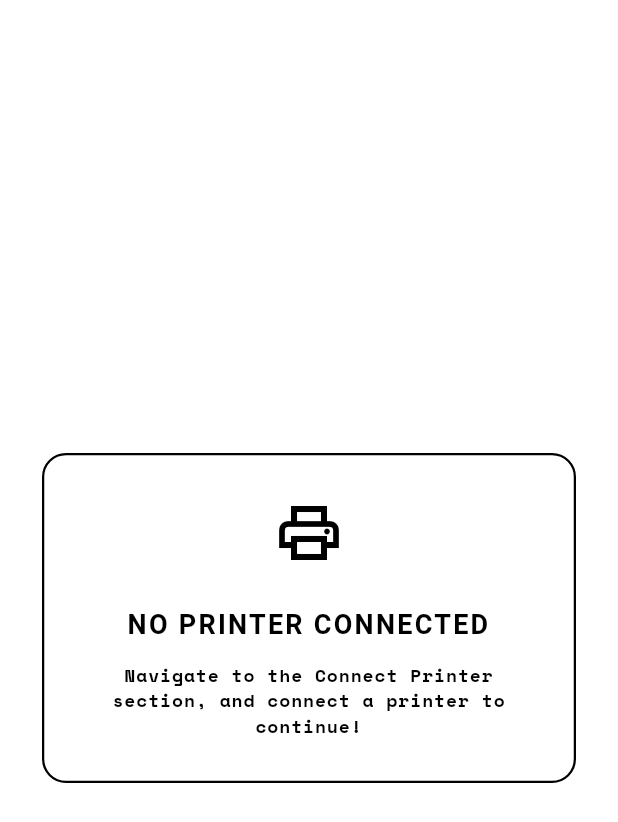
After one commit to prahuljose/i_own_a_thermal_printer, a Flutter app: the LabelMaker screen opened directly, on a phone screen of 412 x 824 dp. The commit adds this screen. Shown: the top 822 px of the screen. Run offline on Flutter 3.47's test engine with Material 3 defaults, Android fonts, the phone set to English and light mode, and no system bars; our stand-ins replace flutter_blue_plus, google_fonts, permission_handler, qr_flutter, shared_preferences; missing offline and left inert: esc_pos_utils; accounts and stored records are empty; Roboto replaces fonts that are missing (SpaceMono).

Commit message:
add label maker

```diff
--- /dev/null
+++ b/lib/pages/label_maker.dart
@@ -0,0 +1,530 @@
+import 'package:esc_pos_utils/esc_pos_utils.dart';
+import 'package:flutter/material.dart';
+import 'package:flutter_blue_plus/flutter_blue_plus.dart';
+import 'package:google_fonts/google_fonts.dart';
+import 'package:shared_preferences/shared_preferences.dart';
+import 'package:qr_flutter/qr_flutter.dart';
+
+import '../widgets/app_preferences.dart';
+
+class LabelMaker extends StatefulWidget {
+  const LabelMaker({super.key});
+
+  @override
+  State<LabelMaker> createState() => _LabelMakerState();
+}
+
+class _LabelMakerState extends State<LabelMaker> {
+  bool includeLink = false;
+  BluetoothDevice? connectedDevice;
+  bool isCheckingConnection = true;
+  final TextEditingController qrController = TextEditingController(
+    text: "The quick brown fox jumps over the lazy dog is a famous English pangram—a sentence containing every letter of the alphabet. Coined in the late 19th century, it is widely used for typing practice, testing keyboards, and displaying fonts due to its comprehensive use of all 26 letters. ",
+  );
+
+  @override
+  void initState() {
+    super.initState();
+    _autoReconnectPrinter();
+  }
+
+  // ===============================
+  // AUTO RECONNECT SAVED PRINTER
+  // ===============================
+  Future<void> _autoReconnectPrinter() async {
+    final prefs = await SharedPreferences.getInstance();
+    final savedId = prefs.getString('saved_printer_id');
+
+    if (savedId == null) {
+      setState(() => isCheckingConnection = false);
+      return;
+    }
+
+    try {
+      final bondedDevices = await FlutterBluePlus.bondedDevices;
+
+      final device = bondedDevices.firstWhere((d) => d.remoteId.str == savedId);
+
+      if (!device.isConnected) {
+        await device.connect(autoConnect: false);
+      }
+
+      connectedDevice = device;
+    } catch (e) {
+      connectedDevice = null;
+    }
+
+    setState(() => isCheckingConnection = false);
+  }
+
+  Future<void> _sendInChunks(
+    BluetoothCharacteristic characteristic,
+    List<int> data,
+  ) async {
+    const chunkSize = 20;
+
+    for (int i = 0; i < data.length; i += chunkSize) {
+      final end = (i + chunkSize > data.length) ? data.length : i + chunkSize;
+
+      await characteristic.write(data.sublist(i, end), withoutResponse: true);
+
+      await Future.delayed(const Duration(milliseconds: 50));
+    }
+  }
+
+  // ===============================
+  // PRINT FUNCTION
+  // ===============================
+  Future<void> _printLabel(String qrText) async {
+    if (connectedDevice == null) return;
+
+    try {
+      List<BluetoothService> services = await connectedDevice!
+          .discoverServices();
+
+      for (var service in services) {
+        for (var characteristic in service.characteristics) {
+          if (characteristic.properties.write) {
+            // Simple ESC/POS print
+
+            final profile = await CapabilityProfile.load();
+            final paperSize = AppPreferences.is58mm ? PaperSize.mm58 : PaperSize.mm80;
+
+            final generator = Generator(paperSize, profile);
+
+            List<int> bytes = [];
+            bytes += generator.reset();
+            //bytes += generator.text("Device Name:");
+
+            bytes += generator.feed(AppPreferences.leadingFeed.toInt());
+
+            // bytes += generator.qrcode(
+            //   qrData,
+            //   size: QRSize.Size8, // 🔥 increase size
+            //   cor: QRCorrection.H, // high error correction
+            // );
+
+            // if (includeLink) {
+            //   bytes += generator.feed(2);
+            //   bytes += generator.text(
+            //     qrText,
+            //     styles: const PosStyles(
+            //       align: PosAlign.center,
+            //       //bold: true,
+            //       //height: PosTextSize.size2,
+            //       //width: PosTextSize.size2,
+            //     ),
+            //   );
+            // }
+
+            bytes += generator.text(
+              sanitizeText(qrText),
+              styles: const PosStyles(
+                align: PosAlign.center,
+                //bold: true,
+                //height: PosTextSize.size2,
+                //width: PosTextSize.size2,
+              ),
+            );
+
+            bytes += generator.feed(AppPreferences.trailingFeed.toInt());
+
+            bytes += generator.cut();
+
+            _showLoadingDialog();
+            await _sendInChunks(characteristic, bytes);
+            Navigator.of(context).pop(); // close dialog
+
+            //await characteristic.write(bytes, withoutResponse: true);
+            return;
+          }
+        }
+      }
+
+      ScaffoldMessenger.of(context).showSnackBar(
+        const SnackBar(content: Text("No writable characteristic found")),
+      );
+    } catch (e) {
+      ScaffoldMessenger.of(
+        context,
+      ).showSnackBar(const SnackBar(content: Text("Print failed")));
+      print(e);
+    }
+  }
+
+  String sanitizeText(String input) {
+    return input.replaceAll(RegExp(r'[^\x00-\x7F]'), '');
+  }
+
+  void _showLoadingDialog() {
+    showDialog(
+      context: context,
+      barrierDismissible: false, // prevents closing manually
+      builder: (_) => Dialog(
+        backgroundColor: Colors.white,
+        shape: RoundedRectangleBorder(
+          borderRadius: BorderRadius.circular(8),
+          side: const BorderSide(color: Colors.black, width: 1.5),
+        ),
+        child: Padding(
+          padding: const EdgeInsets.all(24),
+          child: Column(
+            mainAxisSize: MainAxisSize.min,
+            children: [
+              const SizedBox(
+                width: 28,
+                height: 28,
+                child: CircularProgressIndicator(
+                  strokeWidth: 2,
+                  valueColor: AlwaysStoppedAnimation<Color>(Colors.black),
+                ),
+              ),
+              const SizedBox(height: 20),
+              Text(
+                "PRINTING...",
+                style: GoogleFonts.spaceMono(
+                  fontSize: 12,
+                  fontWeight: FontWeight.bold,
+                  letterSpacing: 0.8,
+                  color: Colors.black,
+                ),
+              ),
+            ],
+          ),
+        ),
+      ),
+    );
+  }
+
+  @override
+  Widget build(BuildContext context) {
+    // ===============================
+    // LOADING SCREEN
+    // ===============================
+    if (isCheckingConnection) {
+      return Scaffold(body: Center(
+          child:
+          Padding(
+            padding: EdgeInsetsGeometry.symmetric(horizontal: 25),
+            child: Center(
+            child: Container(
+              padding: const EdgeInsets.symmetric(horizontal: 24, vertical: 18),
+              decoration: BoxDecoration(
+                color: Colors.white,
+                borderRadius: BorderRadius.circular(8),
+                border: Border.all(
+                  color: Colors.black,
+                  width: 1.5,
+                ),
+              ),
+              child: Column(
+                mainAxisSize: MainAxisSize.min,
+                children: [
+                  const SizedBox(
+                    width: 18,
+                    height: 18,
+                    child: CircularProgressIndicator(
+                      strokeWidth: 2,
+                      valueColor: AlwaysStoppedAnimation<Color>(Colors.black),
+                    ),
+                  ),
+                  const SizedBox(height: 12),
+                  Text(
+                    "Attempting to connect to previously saved printer.",
+                    textAlign: TextAlign.center,
+                    softWrap: true,
+                    style: GoogleFonts.spaceMono(
+                      fontSize: 12,
+                      fontWeight: FontWeight.bold,
+                      letterSpacing: 1,
+                      color: Colors.black,
+                    ),
+                  ),
+                ],
+              ),
+            ),
+          ),
+      ),
+      ),
+      );
+    }
+
+    // ===============================
+    // NO PRINTER CONNECTED
+    // ===============================
+    if (connectedDevice == null) {
+      return Scaffold(
+        backgroundColor: Colors.white,
+        body: Center(
+          child: Padding(
+            padding: const EdgeInsets.symmetric(horizontal: 28),
+            child: Container(
+              padding: const EdgeInsets.all(28),
+              decoration: BoxDecoration(
+                border: Border.all(color: Colors.black, width: 1.5),
+                borderRadius: BorderRadius.circular(16),
+              ),
+              child: Column(
+                mainAxisSize: MainAxisSize.min,
+                children: [
+                  const Icon(
+                    Icons.print_outlined,
+                    size: 48,
+                    color: Colors.black,
+                  ),
+                  const SizedBox(height: 24),
+                  const Text(
+                    "NO PRINTER CONNECTED",
+                    textAlign: TextAlign.center,
+                    style: TextStyle(
+                      fontFamily: "SpaceMono",
+                      fontSize: 18,
+                      fontWeight: FontWeight.bold,
+                      letterSpacing: 1.5,
+                      color: Colors.black,
+                    ),
+                  ),
+                  const SizedBox(height: 12),
+                  Text(
+                    "Navigate to the Connect Printer section, and connect a printer to continue!",
+                    textAlign: TextAlign.center,
+                    style: GoogleFonts.spaceMono(
+                      fontSize: 12,
+                      fontWeight: FontWeight.bold,
+                      letterSpacing: 0.6,
+                      color: Colors.black,
+                    ),
+                  ),
+                ],
+              ),
+            ),
+          ),
+        ),
+      );
+    }
+    // ===============================
+    // QR PRINT SCREEN
+    // ===============================
+    return Scaffold(
+      appBar: AppBar(
+        backgroundColor: Colors.white,
+        elevation: 0,
+        centerTitle: true,
+        iconTheme: const IconThemeData(color: Colors.black),
+        title: Column(
+          mainAxisSize: MainAxisSize.min,
+          mainAxisAlignment: MainAxisAlignment.center,
+          crossAxisAlignment: CrossAxisAlignment.center,
+          children: [
+            Text(
+              connectedDevice!.platformName.toUpperCase(),
+              style: GoogleFonts.spaceMono(
+                fontSize: 14,
+                fontWeight: FontWeight.bold,
+                letterSpacing: 0.8,
+                color: Colors.black,
+              ),
+            ),
+            Text(
+              "CONNECTED",
+              style: GoogleFonts.spaceMono(
+                fontSize: 10,
+                letterSpacing: 1.2,
+                color: Colors.black54,
+              ),
+            ),
+          ],
+        ),
+        // bottom: const PreferredSize(
+        //   preferredSize: Size.fromHeight(1),
+        //   child: Divider(
+        //     height: 1,
+        //     thickness: 1,
+        //     color: Colors.black,
+        //   ),
+        // ),
+      ),
+      body: Padding(
+        padding: const EdgeInsets.all(16),
+        child: ListView(
+          children: [
+            TextField(
+              controller: qrController,
+              onChanged: (_) {
+                setState(() {});
+              },
+              minLines: 7,
+              maxLines: 7,
+              // 👈 allows expansion
+              keyboardType: TextInputType.multiline,
+              cursorColor: Colors.black,
+              style: GoogleFonts.spaceMono(
+                fontSize: 13,
+                letterSpacing: 0.5,
+                color: Colors.black,
+              ),
+              decoration: InputDecoration(
+                labelText: "ENTER TEXT FOR LABEL",
+                labelStyle: GoogleFonts.spaceMono(
+                  fontSize: 12,
+                  letterSpacing: 0.8,
+                  color: Colors.black54,
+                ),
+                floatingLabelStyle: GoogleFonts.spaceMono(
+                  fontSize: 12,
+                  letterSpacing: 0.8,
+                  color: Colors.black,
+                ),
+                filled: true,
+                fillColor: Colors.white,
+                contentPadding: const EdgeInsets.symmetric(
+                  horizontal: 16,
+                  vertical: 14,
+                ),
+                enabledBorder: OutlineInputBorder(
+                  borderRadius: BorderRadius.circular(8),
+                  borderSide: const BorderSide(color: Colors.black, width: 1.5),
+                ),
+                focusedBorder: OutlineInputBorder(
+                  borderRadius: BorderRadius.circular(8),
+                  borderSide: const BorderSide(color: Colors.black, width: 2),
+                ),
+              ),
+            ),
+            const SizedBox(height: 20),
+
+            //generating the QR on UI
+            // if (qrController.text.isNotEmpty) ...[
+            //   Column(
+            //     children: [
+            //       Text(
+            //         "QR Preview",
+            //         textAlign: TextAlign.center,
+            //         style: GoogleFonts.spaceMono(
+            //           fontSize: 15,
+            //           letterSpacing: 1.2,
+            //           color: Colors.black,
+            //         ),
+            //       ),
+            //
+            //       QrImageView(data: qrController.text, size: 200),
+            //       if (includeLink) ...[
+            //         Text(
+            //           qrController.text,
+            //           textAlign: TextAlign.center,
+            //           style: GoogleFonts.spaceMono(
+            //             fontSize: 15,
+            //             letterSpacing: 1.2,
+            //             color: Colors.black87,
+            //           ),
+            //         ),
+            //       ],
+            //     ],
+            //   ),
+            // ],
+
+            const Spacer(),
+            const SizedBox(height: 30),
+            // GestureDetector(
+            //   onTap: () {
+            //     setState(() {
+            //       includeLink = !includeLink;
+            //     });
+            //   },
+            //   child: AnimatedContainer(
+            //     duration: const Duration(milliseconds: 150),
+            //     padding: const EdgeInsets.symmetric(vertical: 18),
+            //     decoration: BoxDecoration(
+            //       color: includeLink ? Colors.black : Colors.white,
+            //       borderRadius: BorderRadius.circular(4),
+            //       border: Border.all(color: Colors.black, width: 1.5),
+            //     ),
+            //     child: Center(
+            //       child: Text(
+            //         includeLink ? "TEXT INCLUDED" : "INCLUDE TEXT",
+            //         style: GoogleFonts.spaceMono(
+            //           fontSize: 12,
+            //           fontWeight: FontWeight.bold,
+            //           letterSpacing: 0.8,
+            //           color: includeLink ? Colors.white : Colors.black,
+            //         ),
+            //       ),
+            //     ),
+            //   ),
+            // ),
+
+            //SizedBox(height: 10),
+
+            SizedBox(
+              width: double.infinity,
+              child: ElevatedButton.icon(
+                onPressed: () {
+                  if (qrController.text.trim().isEmpty) {
+                    ScaffoldMessenger.of(context).showSnackBar(
+                      SnackBar(
+                        backgroundColor: Colors.white,
+                        elevation: 0,
+                        behavior: SnackBarBehavior.floating,
+                        shape: RoundedRectangleBorder(
+                          side: const BorderSide(
+                            color: Colors.black,
+                            width: 1.5,
+                          ),
+                          borderRadius: BorderRadius.circular(8),
+                        ),
+                        content: Text(
+                          "ENTER TEXT BEFORE PRINTING",
+                          textAlign: TextAlign.center,
+                          style: GoogleFonts.spaceMono(
+                            fontSize: 12,
+                            fontWeight: FontWeight.bold,
+                            letterSpacing: 0.8,
+                            color: Colors.black,
+                          ),
+                        ),
+                        duration: Duration(seconds: 1),
+                      ),
+                    );
+                    return;
+                  }
+
+                  _printLabel(qrController.text.trim());
+                },
+                style: ElevatedButton.styleFrom(
+                  backgroundColor: Colors.white,
+                  foregroundColor: Colors.black,
+                  padding: const EdgeInsets.symmetric(
+                    horizontal: 24,
+                    vertical: 14,
+                  ),
+                  shape: RoundedRectangleBorder(
+                    borderRadius: BorderRadius.circular(4),
+                    side: const BorderSide(color: Colors.black, width: 1.5),
+                  ),
+                  elevation: 0,
+                  disabledBackgroundColor: Colors.white,
+                  disabledForegroundColor: Colors.black38,
+                ),
+                icon: const Icon(
+                  Icons.label,
+                  color: Colors.black,
+                  size: 20,
+                ),
+                label: Text(
+                  "Print Label",
+                  textAlign: TextAlign.center,
+                  style: GoogleFonts.spaceMono(
+                    fontSize: 20,
+                    fontWeight: FontWeight.bold,
+                    letterSpacing: 0.6,
+                    color: Colors.black,
+                  ),
+                ),
+              ),
+            ),
+          ],
+        ),
+      ),
+    );
+  }
+}
```
Also changed, not shown: lib/pages/drawer.dart (+6 -4 lines).
